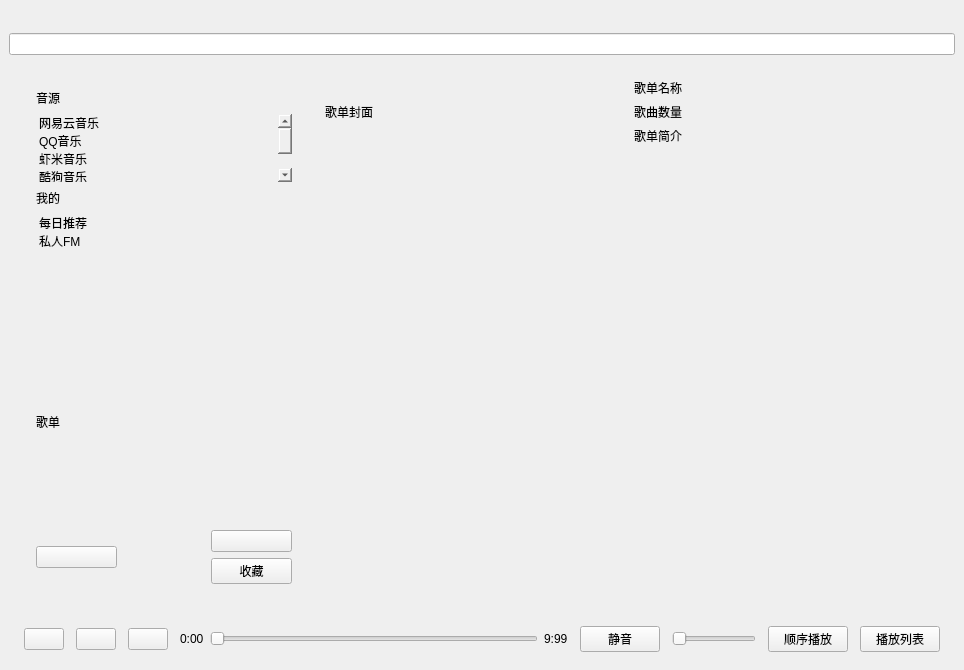
Old version of the form mainwindow.ui in the repository Modolet/1Music.
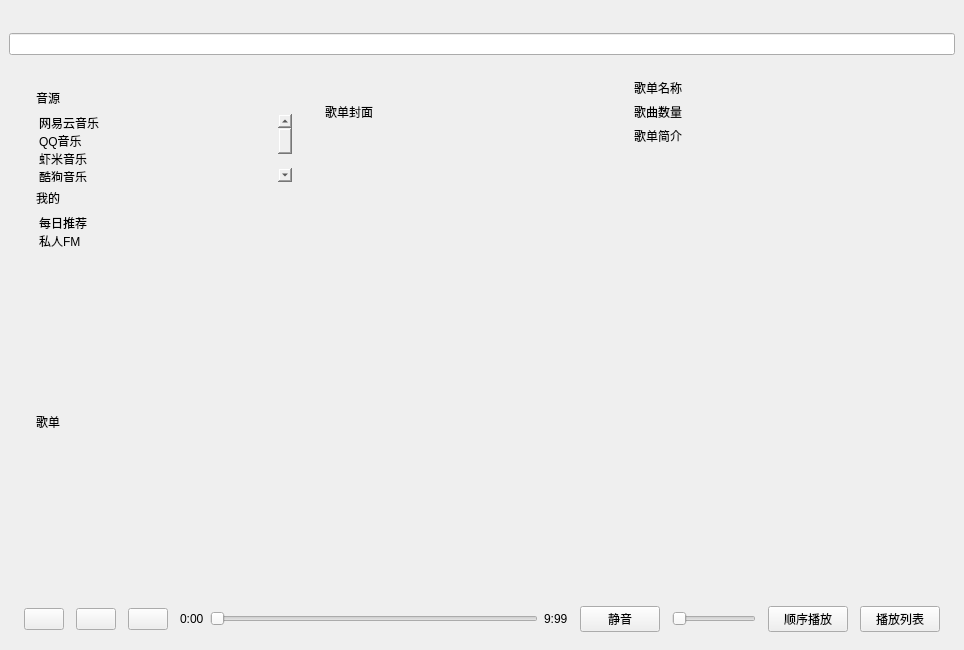
New version of the form. Icons and pictures are not drawn. Custom widgets are drawn as their Qt base class.

Diff of the .ui file:
```diff
--- a/mainwindow.ui
+++ b/mainwindow.ui
@@ -210,6 +210,10 @@
                <layout class="QHBoxLayout" name="horizontalLayout_2">
                 <item>
                  <widget class="QPushButton" name="pushButton_SongImage">
+                  <property name="styleSheet">
+                   <string notr="true">border:0px solid gray;
+background-color: rgba(255, 255, 255, 0);</string>
+                  </property>
                   <property name="text">
                    <string/>
                   </property>
@@ -235,20 +239,33 @@
                 </item>
                 <item>
                  <layout class="QVBoxLayout" name="verticalLayout_2">
+                  <item>
+                   <widget class="QPushButton" name="pushButton_Star">
+                    <property name="styleSheet">
+                     <string notr="true">border:0px solid gray;
+background-color: rgba(255, 255, 255, 0);</string>
+                    </property>
+                    <property name="text">
+                     <string/>
+                    </property>
+                    <property name="icon">
+                     <iconset resource="image.qrc">
+                      <normaloff>:/icon/ICONS/收藏.svg</normaloff>:/icon/ICONS/收藏.svg</iconset>
+                    </property>
+                   </widget>
+                  </item>
                   <item>
                    <widget class="QPushButton" name="pushButton_Love">
                     <property name="styleSheet">
-                     <string notr="true">border-image: url(:/icon/ICONS/收藏.svg);</string>
+                     <string notr="true">border:0px solid gray;
+background-color: rgba(255, 255, 255, 0);</string>
                     </property>
                     <property name="text">
                      <string/>
                     </property>
-                   </widget>
-                  </item>
-                  <item>
-                   <widget class="QPushButton" name="pushButton_Favorite">
-                    <property name="text">
-                     <string>收藏</string>
+                    <property name="icon">
+                     <iconset resource="image.qrc">
+                      <normaloff>:/icon/ICONS/喜欢.svg</normaloff>:/icon/ICONS/喜欢.svg</iconset>
                     </property>
                    </widget>
                   </item>
```
Left out of the diff: 4 changed lines with no effect on the pictures.
